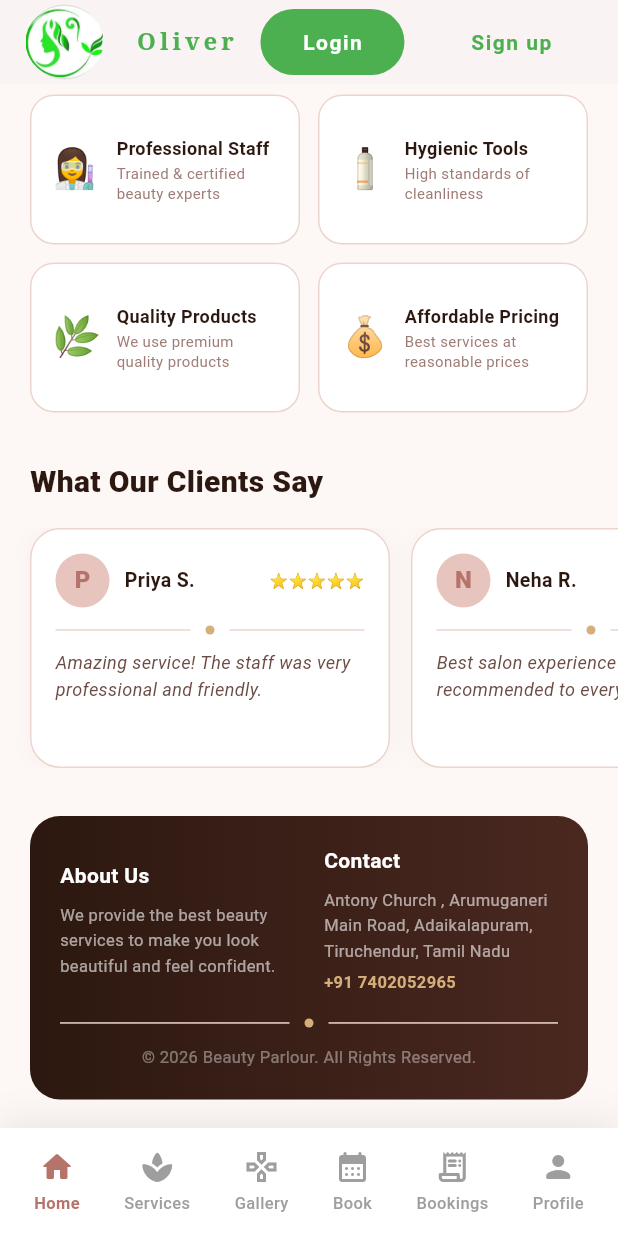
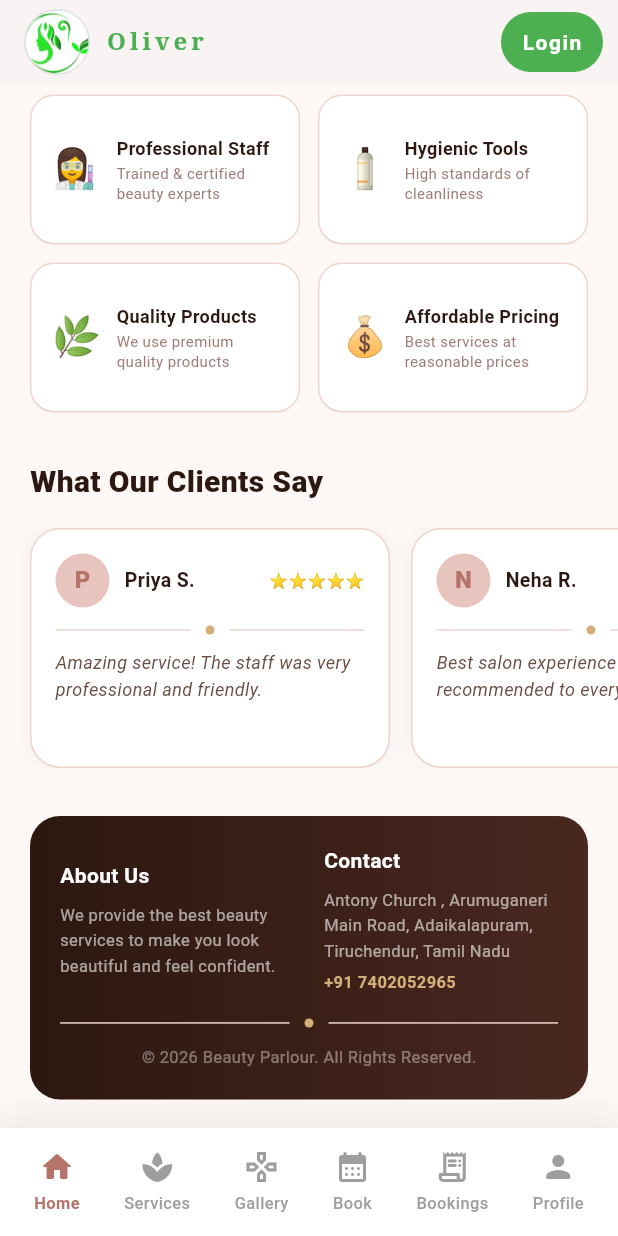
Before and after one commit to oliverbeautyparlour-arch/oliverbeauty, a Flutter app: the screen it shows after launch, scrolled down 940 dp, on a phone screen of 412 x 824 dp. Run offline on Flutter 3.47's test engine with Material 3 defaults, Android fonts, the phone set to English and light mode, and no system bars; our stand-ins replace carousel_slider, fl_chart, google_sign_in, shared_preferences, shimmer; network calls fail; Roboto replaces fonts that are missing (Georgia).

Commit message:
responsive

```diff
--- a/lib/frontend/home_screen.dart
+++ b/lib/frontend/home_screen.dart
@@ -105,25 +105,27 @@ class _HomeContent extends StatelessWidget {
   backgroundColor: Colors.white,
   elevation: 0,
 
-          title: Row(
+  title: LayoutBuilder(
+    builder: (context, constraints) {
+      return Row(
         children: [
           Container(
-                width: 54,
-                height: 50,
+            width: 44,
+            height: 44,
             decoration: BoxDecoration(
               shape: BoxShape.circle,
               border: Border.all(color: Colors.grey.shade300, width: 1),
             ),
             child: ClipOval(
-                  child: Image.asset(
-                    'assets/Logoround.webp',
-                    fit: BoxFit.cover,
+              child: Image.asset('assets/Logoround.webp', fit: BoxFit.cover),
             ),
           ),
-              ),
-              const SizedBox(width: 20),
-              const Text(
+          const SizedBox(width: 10),
+          Flexible(
+            child: Text(
               'Oliver',
+              overflow: TextOverflow.ellipsis,
+              maxLines: 1,
               style: TextStyle(
                 fontSize: 16,
                 fontWeight: FontWeight.w700,
@@ -132,53 +134,56 @@ class _HomeContent extends StatelessWidget {
                 fontFamily: 'serif',
               ),
             ),
+          ),
         ],
+      );
+    },
   ),
 
   actions: [
     Padding(
-              padding: const EdgeInsets.only(right: 16),
-              child: ElevatedButton.icon(
+      padding: const EdgeInsets.only(right: 10),
+      child: ElevatedButton(
         onPressed: () {
           Navigator.push(
             context,
-                    MaterialPageRoute(
-                      builder: (_) => LoginScreen(islogin: true),
-                    ),
+            MaterialPageRoute(builder: (_) => LoginScreen(islogin: true)),
           );
         },
-                // icon: const Icon(Icons.person_outline, size: 18),
-                label: const Text("Login"),
         style: ElevatedButton.styleFrom(
-                  shadowColor: Colors.white.withValues(alpha:1),
           backgroundColor: Colors.green,
           foregroundColor: Colors.white,
+          padding: const EdgeInsets.symmetric(horizontal: 14),
           shape: RoundedRectangleBorder(
             borderRadius: BorderRadius.circular(25),
           ),
         ),
+        child: const Text("Login"),
       ),
     ),
+
+    if (MediaQuery.of(context).size.width > 420)
       Padding(
         padding: const EdgeInsets.only(right: 16),
-              child: ElevatedButton.icon(
+        child: ElevatedButton(
           onPressed: () {
             Navigator.push(
               context,
-                    MaterialPageRoute(
-                      builder: (_) => LoginScreen(islogin: false),
-                    ),
+              MaterialPageRoute(builder: (_) => LoginScreen(islogin: false)),
             );
           },
-                // icon: const Icon(Icons.person_outline, size: 18),
-                label: const Text("Sign up"),
           style: ElevatedButton.styleFrom(
-                  shadowColor: Colors.green.withValues(alpha:0.4),
             backgroundColor: Colors.transparent,
             foregroundColor: Colors.green,
+            elevation: 0,
+            padding: const EdgeInsets.symmetric(horizontal: 14),
             shape: RoundedRectangleBorder(
               borderRadius: BorderRadius.circular(25),
+              side: const BorderSide(color: Colors.green),
             ),
+          ),
+          child: const Text("Sign up",
+
           ),
         ),
       ),
--- a/lib/frontend/services_screen.dart
+++ b/lib/frontend/services_screen.dart
@@ -75,7 +75,7 @@ class _ServicesScreenState extends State<ServicesScreen>
     if (width > 1000) {
       return getScale(width);
     }
-    return 0.90;
+    return 0.68;
   }
 
   double getScale(double width) {
```
Also changed, not shown: lib/frontend/booking_screen.dart (+23 -16 lines). Lines whose indentation alone changed are shown as unchanged.
